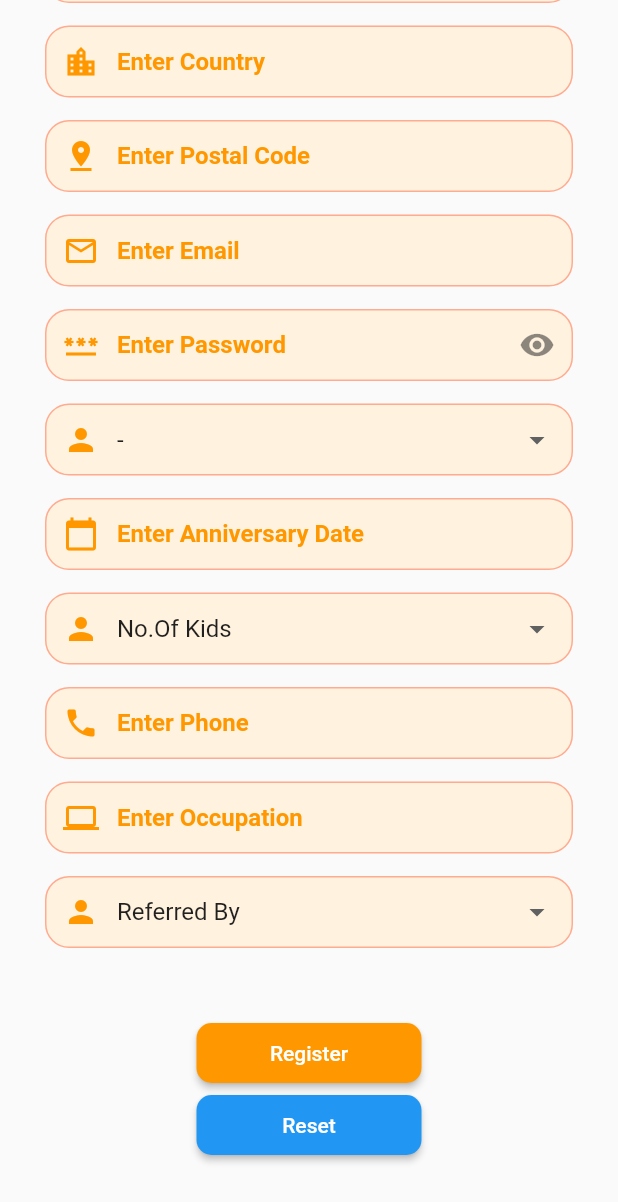
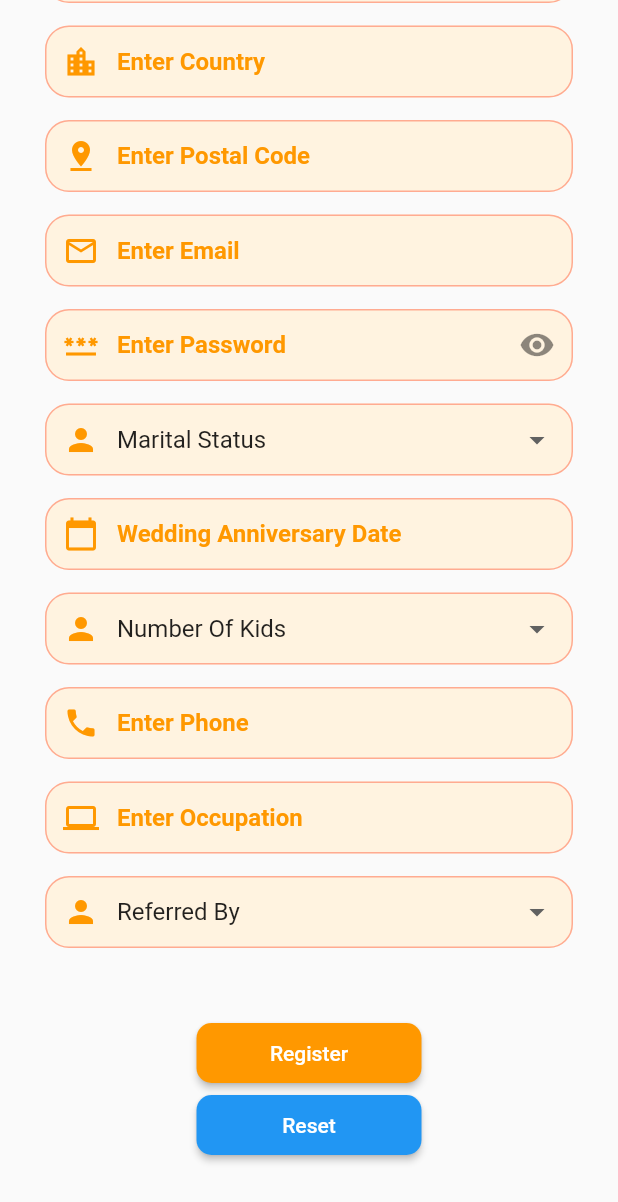
Before and after one commit to EmbarkEBS/Churchin, a Flutter app: the SignUpPage screen opened by its route, scrolled down 507 dp, on a phone screen of 412 x 824 dp. Shown: the top 1202 px of the screen. Run offline on Flutter 3.47's test engine with Material 2 defaults, Android fonts, the phone set to English and light mode, and no system bars; our stand-ins replace flutter_native_splash, flutter_svg, shared_preferences, url_launcher_web, webview_flutter; missing offline and left inert: encrypt, qr_code_scanner, shared_preferences_web, stripe_sdk; accounts and stored records are empty; Roboto replaces fonts that are missing (Montserrat); project files that could hold a hidden picture were left out.

Commit message:
changes in signup page

```diff
--- a/lib/SignUpPage.dart
+++ b/lib/SignUpPage.dart
@@ -75,15 +75,15 @@ class _SignUpPageState extends State<SignUpPage> {
     'Facebook',
     'Instagram',
   ];
-  String marital = '-';
+  String marital = 'Marital Status';
   var items2 = [
-    '-',
+    'Marital Status',
     'Married',
     'Unmarried',
   ];
-  String children = 'No.Of Kids';
+  String children = 'Number Of Kids';
   var items3 = [
-    'No.Of Kids',
+    'Number Of Kids',
     '0',
     '1',
     '2',
@@ -730,7 +730,7 @@ class _SignUpPageState extends State<SignUpPage> {
     DropdownButtonFormField(
     value: marital,
     validator: (value) {
-    if (value == null || value=="-") {
+    if (value == null || value=="Marital Status") {
     return 'Please enter valid Marital status';
     }
     return null;
@@ -797,7 +797,7 @@ class _SignUpPageState extends State<SignUpPage> {
     contentPadding: EdgeInsets.fromLTRB(20.0, 10.0, 20.0, 10.0),
     prefixIcon: Icon(Icons.calendar_today, color: Colors.orange,), //icon of text field
     // labelText: "Enter DOB",
-    hintText: "Enter Anniversary Date",
+    hintText: "Wedding Anniversary Date",
     fillColor: Colors.orange.shade50,
     filled: true,
     hintStyle: TextStyle(fontSize: 16.0, color: Colors.orange, fontWeight: FontWeight.bold),
@@ -864,8 +864,8 @@ class _SignUpPageState extends State<SignUpPage> {
     DropdownButtonFormField(
     value: children,
       validator: (value) {
-        if (value == null || value=="No.Of Kids") {
-          return 'Please select no of kids';
+        if (value == null || value=="Number Of Kids") {
+          return 'Please select number of kids';
         }
         return null;
       },
```
